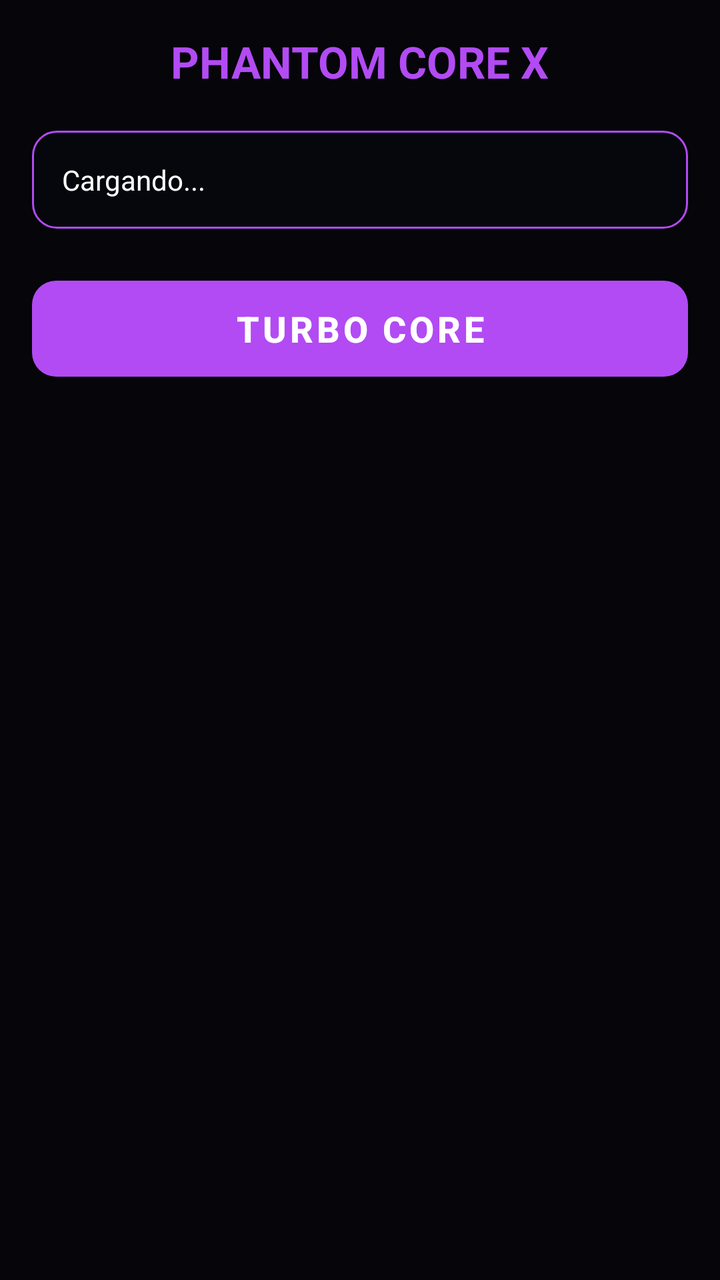
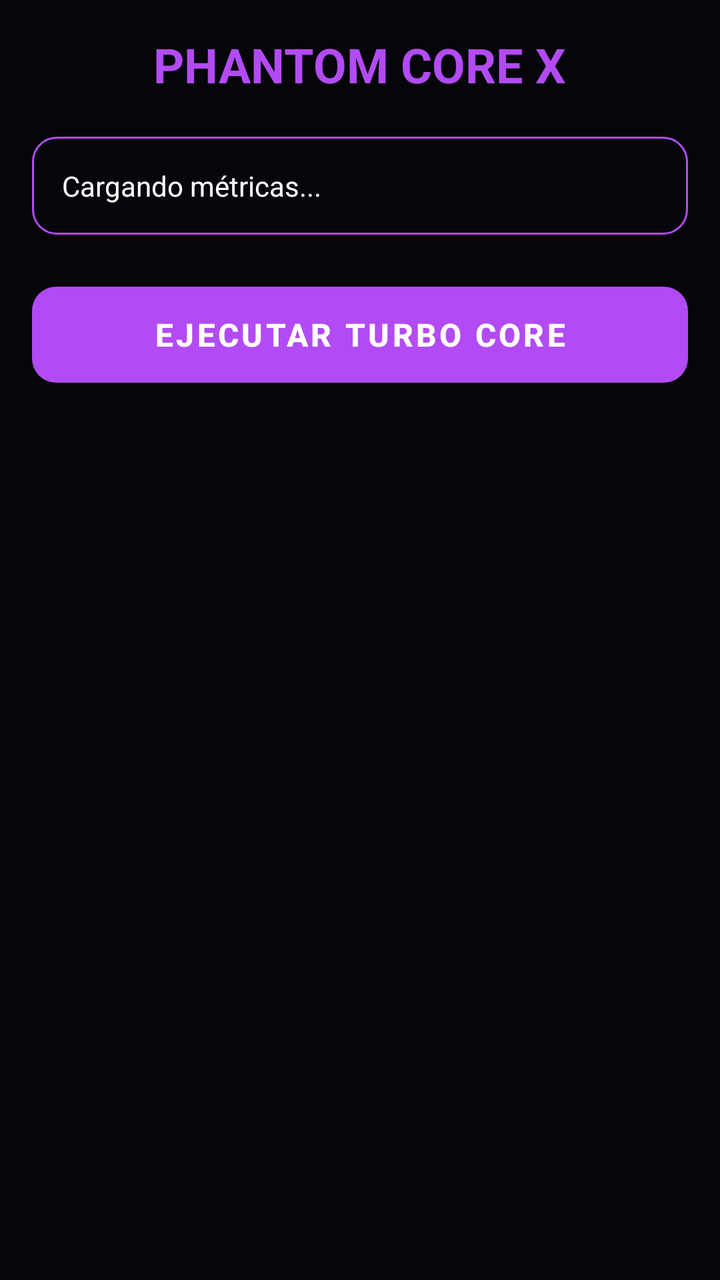

The first picture is an Android layout as it rendered before a commit; the second is the same layout after the commit. The layout source and the unified diff follow.
<!-- AndroidManifest.xml: application theme Theme.PHX -->
<!-- res/layout/fragment_home.xml -->
<?xml version="1.0" encoding="utf-8"?>
<ScrollView xmlns:android="http://schemas.android.com/apk/res/android"
    xmlns:app="http://schemas.android.com/apk/res-auto"
    android:layout_width="match_parent" android:layout_height="match_parent" android:padding="16dp">
    <LinearLayout android:layout_width="match_parent" android:layout_height="wrap_content" android:orientation="vertical">
        <TextView android:layout_width="wrap_content" android:layout_height="wrap_content" android:text="PHANTOM CORE X"
            android:textColor="@color/phx_purple" android:textSize="22sp" android:textStyle="bold" android:layout_gravity="center" android:layout_marginBottom="20dp"/>
        <TextView android:id="@+id/tv_stats" android:layout_width="match_parent" android:layout_height="wrap_content"
            android:text="Cargando..." android:textColor="@color/phx_white" android:background="@drawable/bg_card" android:padding="15dp" android:layout_marginBottom="20dp"/>
        <com.google.android.material.button.MaterialButton
            android:id="@+id/btn_turbo" android:layout_width="match_parent" android:layout_height="60dp"
            android:text="TURBO CORE" android:textSize="18sp" android:textStyle="bold"
            app:backgroundTint="@color/phx_purple" app:cornerRadius="12dp" />
    </LinearLayout>
</ScrollView>
<!-- resources referenced by this layout -->
<resources>
  <color name="phx_purple">#B24BF3</color>
  <color name="phx_white">#FFFFFF</color>
  <!-- drawable bg_card (drawable) -->
  <?xml version="1.0" encoding="utf-8"?>
  <shape xmlns:android="http://schemas.android.com/apk/res/android">
      <solid android:color="@color/phx_glass" />
      <stroke android:width="1dp" android:color="@color/phx_purple" />
      <corners android:radius="12dp" />
  </shape>
  <style name="Theme.PHX" parent="Theme.MaterialComponents.DayNight.NoActionBar">
          <item name="colorPrimary">@color/phx_purple</item>
          <item name="android:colorBackground">@color/phx_bg</item>
          <item name="colorSurface">@color/phx_glass</item>
          <item name="colorOnSurface">@color/phx_white</item>
      </style>
  <color name="phx_glass">#1A1A1F2E</color>
  <color name="phx_bg">#05050A</color>
</resources>

<!-- the commit's change to res/layout/fragment_home.xml (unified diff, before → after) -->
@@ -1,15 +1,14 @@
 <?xml version="1.0" encoding="utf-8"?>
-<ScrollView xmlns:android="http://schemas.android.com/apk/res/android"
-    xmlns:app="http://schemas.android.com/apk/res-auto"
+<ScrollView xmlns:android="http://schemas.android.com/apk/res/android" xmlns:app="http://schemas.android.com/apk/res-auto"
     android:layout_width="match_parent" android:layout_height="match_parent" android:padding="16dp">
     <LinearLayout android:layout_width="match_parent" android:layout_height="wrap_content" android:orientation="vertical">
         <TextView android:layout_width="wrap_content" android:layout_height="wrap_content" android:text="PHANTOM CORE X"
-            android:textColor="@color/phx_purple" android:textSize="22sp" android:textStyle="bold" android:layout_gravity="center" android:layout_marginBottom="20dp"/>
+            android:textColor="@color/phx_purple" android:textSize="24sp" android:textStyle="bold" android:layout_gravity="center" android:layout_marginBottom="20dp"/>
         <TextView android:id="@+id/tv_stats" android:layout_width="match_parent" android:layout_height="wrap_content"
-            android:text="Cargando..." android:textColor="@color/phx_white" android:background="@drawable/bg_card" android:padding="15dp" android:layout_marginBottom="20dp"/>
+            android:text="Cargando métricas..." android:textColor="@color/phx_white" android:background="@drawable/bg_card" android:padding="15dp" android:layout_marginBottom="20dp"/>
         <com.google.android.material.button.MaterialButton
             android:id="@+id/btn_turbo" android:layout_width="match_parent" android:layout_height="60dp"
-            android:text="TURBO CORE" android:textSize="18sp" android:textStyle="bold"
+            android:text="EJECUTAR TURBO CORE" android:textSize="16sp" android:textStyle="bold"
             app:backgroundTint="@color/phx_purple" app:cornerRadius="12dp" />
     </LinearLayout>
 </ScrollView>
